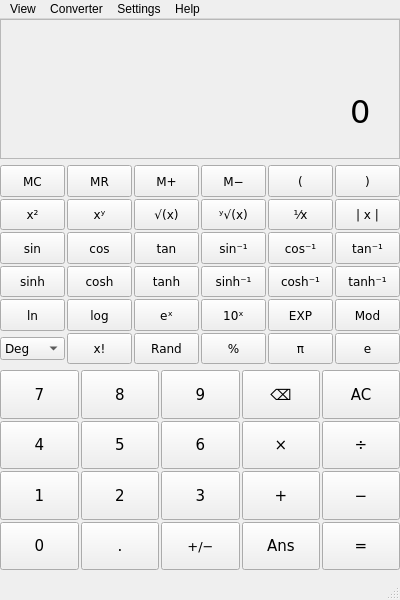
Old version of the form mainwindow.ui in the repository bhs24651/numeric-engine.
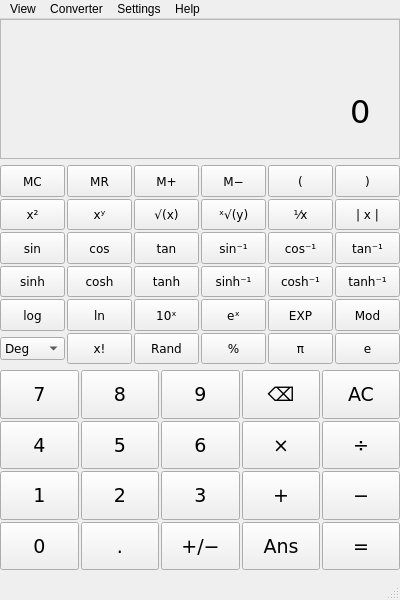
New version of the form.

Commit message: Added tooltips to calculator buttons + Slightly enlarged Arithmetic Input button font

```diff
--- a/mainwindow.ui
+++ b/mainwindow.ui
@@ -289,7 +289,7 @@
           </font>
          </property>
          <property name="text">
-          <string>ln</string>
+          <string>log</string>
          </property>
         </widget>
        </item>
@@ -365,7 +365,7 @@
           </font>
          </property>
          <property name="text">
-          <string>ʸ√(x)</string>
+          <string>ˣ√(y)</string>
          </property>
         </widget>
        </item>
@@ -612,7 +612,7 @@
           </font>
          </property>
          <property name="text">
-          <string>log</string>
+          <string>ln</string>
          </property>
         </widget>
        </item>
@@ -630,30 +630,36 @@
            <pointsize>9</pointsize>
           </font>
          </property>
-         <property name="text">
-          <string>eˣ</string>
-         </property>
-        </widget>
-       </item>
-       <item row="4" column="3">
-        <widget class="QPushButton" name="pushButton_29">
-         <property name="sizePolicy">
-          <sizepolicy hsizetype="Expanding" vsizetype="Expanding">
-           <horstretch>0</horstretch>
-           <verstretch>0</verstretch>
-          </sizepolicy>
-         </property>
-         <property name="font">
-          <font>
-           <family>DejaVu Sans</family>
-           <pointsize>9</pointsize>
-          </font>
+         <property name="toolTip">
+          <string>Base-10 Exponential</string>
          </property>
          <property name="text">
           <string>10ˣ</string>
          </property>
         </widget>
        </item>
+       <item row="4" column="3">
+        <widget class="QPushButton" name="exponential_natural">
+         <property name="sizePolicy">
+          <sizepolicy hsizetype="Expanding" vsizetype="Expanding">
+           <horstretch>0</horstretch>
+           <verstretch>0</verstretch>
+          </sizepolicy>
+         </property>
+         <property name="font">
+          <font>
+           <family>DejaVu Sans</family>
+           <pointsize>9</pointsize>
+          </font>
+         </property>
+         <property name="toolTip">
+          <string>Natural Exponential</string>
+         </property>
+         <property name="text">
+          <string>eˣ</string>
+         </property>
+        </widget>
+       </item>
        <item row="4" column="4">
         <widget class="QPushButton" name="pushButton_30">
          <property name="sizePolicy">
@@ -830,7 +836,7 @@
          <property name="font">
           <font>
            <family>DejaVu Sans</family>
-           <pointsize>11</pointsize>
+           <pointsize>14</pointsize>
           </font>
          </property>
          <property name="text">
@@ -849,7 +855,7 @@
          <property name="font">
           <font>
            <family>DejaVu Sans</family>
-           <pointsize>11</pointsize>
+           <pointsize>14</pointsize>
           </font>
          </property>
          <property name="text">
@@ -868,7 +874,7 @@
          <property name="font">
           <font>
            <family>DejaVu Sans</family>
-           <pointsize>11</pointsize>
+           <pointsize>14</pointsize>
           </font>
          </property>
          <property name="text">
@@ -887,7 +893,7 @@
          <property name="font">
           <font>
            <family>DejaVu Sans</family>
-           <pointsize>11</pointsize>
+           <pointsize>14</pointsize>
           </font>
          </property>
          <property name="text">
@@ -906,7 +912,7 @@
          <property name="font">
           <font>
            <family>DejaVu Sans</family>
-           <pointsize>10</pointsize>
+           <pointsize>14</pointsize>
           </font>
          </property>
          <property name="text">
@@ -925,7 +931,8 @@
          <property name="font">
           <font>
            <family>DejaVu Sans</family>
-           <pointsize>11</pointsize>
+           <pointsize>14</pointsize>
+           <bold>false</bold>
           </font>
          </property>
          <property name="text">
@@ -944,7 +951,7 @@
          <property name="font">
           <font>
            <family>DejaVu Sans</family>
-           <pointsize>11</pointsize>
+           <pointsize>14</pointsize>
           </font>
          </property>
          <property name="text">
@@ -963,7 +970,7 @@
          <property name="font">
           <font>
            <family>DejaVu Sans</family>
-           <pointsize>11</pointsize>
+           <pointsize>14</pointsize>
           </font>
          </property>
          <property name="text">
@@ -982,7 +989,8 @@
          <property name="font">
           <font>
            <family>DejaVu Sans</family>
-           <pointsize>11</pointsize>
+           <pointsize>14</pointsize>
+           <bold>false</bold>
           </font>
          </property>
          <property name="text">
@@ -1001,7 +1009,7 @@
          <property name="font">
           <font>
            <family>DejaVu Sans</family>
-           <pointsize>11</pointsize>
+           <pointsize>14</pointsize>
           </font>
          </property>
          <property name="text">
@@ -1020,7 +1028,7 @@
          <property name="font">
           <font>
            <family>DejaVu Sans</family>
-           <pointsize>11</pointsize>
+           <pointsize>14</pointsize>
           </font>
          </property>
          <property name="text">
@@ -1039,7 +1047,7 @@
          <property name="font">
           <font>
            <family>DejaVu Sans</family>
-           <pointsize>11</pointsize>
+           <pointsize>14</pointsize>
           </font>
          </property>
          <property name="text">
@@ -1058,7 +1066,8 @@
          <property name="font">
           <font>
            <family>DejaVu Sans</family>
-           <pointsize>11</pointsize>
+           <pointsize>14</pointsize>
+           <bold>false</bold>
           </font>
          </property>
          <property name="mouseTracking">
@@ -1083,7 +1092,7 @@
          <property name="font">
           <font>
            <family>DejaVu Sans</family>
-           <pointsize>11</pointsize>
+           <pointsize>14</pointsize>
           </font>
          </property>
          <property name="text">
@@ -1102,7 +1111,7 @@
          <property name="font">
           <font>
            <family>DejaVu Sans</family>
-           <pointsize>11</pointsize>
+           <pointsize>14</pointsize>
           </font>
          </property>
          <property name="text">
@@ -1121,7 +1130,7 @@
          <property name="font">
           <font>
            <family>DejaVu Sans</family>
-           <pointsize>11</pointsize>
+           <pointsize>14</pointsize>
           </font>
          </property>
          <property name="text">
@@ -1140,7 +1149,7 @@
          <property name="font">
           <font>
            <family>DejaVu Sans</family>
-           <pointsize>11</pointsize>
+           <pointsize>14</pointsize>
           </font>
          </property>
          <property name="text">
@@ -1159,7 +1168,7 @@
          <property name="font">
           <font>
            <family>DejaVu Sans</family>
-           <pointsize>11</pointsize>
+           <pointsize>14</pointsize>
           </font>
          </property>
          <property name="text">
@@ -1178,7 +1187,7 @@
          <property name="font">
           <font>
            <family>DejaVu Sans</family>
-           <pointsize>11</pointsize>
+           <pointsize>14</pointsize>
           </font>
          </property>
          <property name="text">
@@ -1197,7 +1206,7 @@
          <property name="font">
           <font>
            <family>DejaVu Sans</family>
-           <pointsize>11</pointsize>
+           <pointsize>14</pointsize>
           </font>
          </property>
          <property name="text">
```
Left out of the diff: 391 changed lines with no effect on the pictures.
